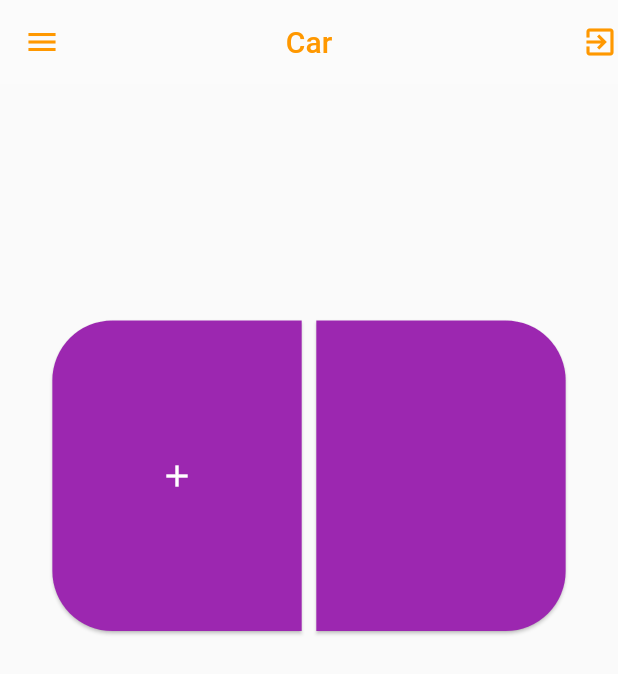
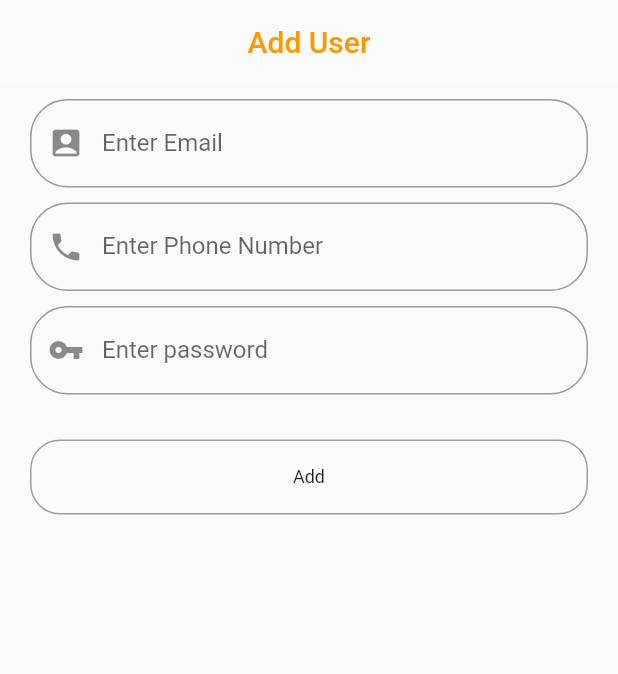
Before and after one commit to aifrosals/car_app, a Flutter app: the screen it shows after launch, on a phone screen of 412 x 824 dp. Shown: the top 674 px of the screen. Run offline on Flutter 3.47's test engine with Material 2 defaults, Android fonts, the phone set to English and light mode, and no system bars; Roboto replaces fonts that are missing (Poppins).

```diff
--- /dev/null
+++ b/lib/config/api.dart
@@ -0,0 +1,3 @@
+class Url {
+  static final String domainUrl = "http://www.cybermeteors.com/assets/api/index.php?f=";
+}
--- a/lib/main.dart
+++ b/lib/main.dart
@@ -1,3 +1,5 @@
+import 'package:car_app/pages/addCar.dart';
+import 'package:car_app/pages/add_user.dart';
 import 'package:car_app/pages/login.dart';
 import 'package:car_app/pages/menu.dart';
 import 'package:flutter/material.dart';
@@ -22,7 +24,7 @@ class MyApp extends StatelessWidget {
         // is not restarted.
         primarySwatch: Colors.blue,
       ),
-      home: Menu(),
+      home: AddUser(),
       //MyHomePage(title: 'Flutter Demo Home Page'),
     );
   }
--- /dev/null
+++ b/lib/pages/add_user.dart
@@ -0,0 +1,185 @@
+import 'dart:convert';
+
+import 'package:car_app/config/api.dart';
+import 'package:car_app/theme/styles.dart';
+import 'package:flutter/material.dart';
+import 'package:http/http.dart' as http;
+
+class AddUser extends StatefulWidget {
+  @override
+  _AddUserState createState() => _AddUserState();
+}
+
+class _AddUserState extends State<AddUser> {
+
+  final _formKey = GlobalKey<FormState>();
+
+  TextEditingController _emailController = TextEditingController();
+  TextEditingController _phoneController = TextEditingController();
+  TextEditingController _passwordController = TextEditingController();
+
+  void addUser (String email, String number, String password) async {
+    try
+    {
+
+      //  var url=urldomain.domain+"login";
+      final response=await http.get(Url.domainUrl+"registration"+"&email="+email+"&phone="+number+"&password="+password);
+      print(Url.domainUrl+"registeration"+"&email="+email+"&phone="+number+"&password="+password);
+      print('Response body:${response.body}');
+
+      if (response.body=="success")
+      {
+        print('sucess es');
+      }
+      else if(response.body=="already present")
+      {
+        print("error login");
+      }
+
+    }
+    catch(e)
+    {
+      print("Exception on addUser $e");
+    }
+  }
+
+
+  @override
+  Widget build(BuildContext context) {
+    return Scaffold(
+      appBar: AppBar(title: Text('Add User', style: CustomStyles.orangeTextStyle,),
+        backgroundColor: Colors.white12,
+        elevation: 0.0,
+        iconTheme: IconThemeData(color: Colors.orange),
+        centerTitle: true,
+      ),
+
+      body: Form(
+        key: _formKey,
+        child: ListView(
+          children: <Widget>[
+            SizedBox(height: 10,),
+            Padding(
+              padding: const EdgeInsets.only(left: 20.0, right: 20),
+              child: TextFormField(
+                controller: _emailController,
+                decoration: new InputDecoration(
+                  prefixIcon: Icon(Icons.account_box),
+                  labelText: "Enter Email",
+                  fillColor: Colors.white,
+                  border: new OutlineInputBorder(
+                    borderRadius: new BorderRadius.circular(25.0),
+                    borderSide: new BorderSide(),
+                  ),
+                  //fillColor: Colors.green
+                ),
+                validator: (val) {
+                  if (val.length == 0) {
+                    return "Email cannot be empty";
+                  } else {
+                    return null;
+                  }
+                },
+                keyboardType: TextInputType.emailAddress,
+                style: new TextStyle(
+                  fontFamily: "Poppins",
+                ),
+              ),
+            ),
+            SizedBox(height: 10,),
+            Padding(
+              padding: const EdgeInsets.only(left: 20.0, right: 20),
+              child: TextFormField(
+                controller: _phoneController,
+                decoration: new InputDecoration(
+                  prefixIcon: Icon(Icons.phone),
+                  labelText: "Enter Phone Number",
+                  fillColor: Colors.white,
+                  border: new OutlineInputBorder(
+                    borderRadius: new BorderRadius.circular(25.0),
+                    borderSide: new BorderSide(),
+                  ), //fillColor: Colors.green
+                ),
+                validator: (val) {
+                  if (val.length == 0) {
+                    return "Email cannot be empty";
+                  } else {
+                    return null;
+                  }
+                },
+                keyboardType: TextInputType.emailAddress,
+                style: new TextStyle(
+                  fontFamily: "Poppins",
+                ),
+              ),
+            ),
+            SizedBox(height: 10,),
+
+            Padding(
+              padding: const EdgeInsets.only(left: 20.0, right: 20),
+              child: TextFormField(
+                controller: _passwordController,
+                decoration: new InputDecoration(
+                  prefixIcon: Icon(Icons.vpn_key),
+                  labelText: "Enter password",
+                  fillColor: Colors.white,
+                  border: new OutlineInputBorder(
+                    borderRadius: new BorderRadius.circular(25.0),
+                    borderSide: new BorderSide(),
+                  ),
+                  //fillColor: Colors.green
+                ),
+                validator: (val) {
+                  if (val.length == 0) {
+                    return "Email cannot be empty";
+                  } else {
+                    return null;
+                  }
+                },
+                keyboardType: TextInputType.emailAddress,
+                style: new TextStyle(
+                  fontFamily: "Poppins",
+                ),
+              ),
+            ),
+            SizedBox(height: 10,),
+            Padding(
+              padding: const EdgeInsets.all(20.0),
+              child: Material(
+                child: InkWell(
+                  borderRadius: BorderRadius.circular(20),
+                  onTap: () {
+                    if(_formKey.currentState.validate()){
+                      addUser(_emailController.text, _phoneController.text, _passwordController.text);
+                      print('yes');
+                    }
+                  },
+                  splashColor: Colors.purple,
+                  highlightColor: Colors.orange,
+                  child: Container(
+                    height: 50,
+                    width:  200,
+                    decoration: BoxDecoration(
+                      borderRadius: BorderRadius.circular(20),
+                      border: Border.all(color: Colors.grey),
+                    ),
+                    child: Center(
+                      child: Text(
+                        "Add",
+                        style: TextStyle(
+                          fontSize: 12,
+                        ),
+                      ),
+                    ),
+                  ),
+                ),
+              ),
+            ),
+
+          ],
+        ),
+      ),
+
+    );
+  }
+}
--- a/pubspec.yaml
+++ b/pubspec.yaml
@@ -23,6 +23,7 @@ dependencies:
   # The following adds the Cupertino Icons font to your application.
   # Use with the CupertinoIcons class for iOS style icons.
   cupertino_icons: ^0.1.2
+  http: ^0.12.0+4
 
 dev_dependencies:
   flutter_test:
@@ -39,7 +40,6 @@ flutter:
   # included with your application, so that you can use the icons in
   # the material Icons class.
   uses-material-design: true
-
   # To add assets to your application, add an assets section, like this:
   # assets:
   #  - images/a_dot_burr.jpeg
```
Also changed, not shown: lib/pages/addCar.dart (added, +146 -0 lines), lib/pages/login.dart (+45 -2 lines), lib/pages/menu.dart (+102 -2 lines), asset/fonts/MyFlutterApp.ttf (renamed from lib/theme/icons/MyFlutterApp.ttf), pubspec.lock.
